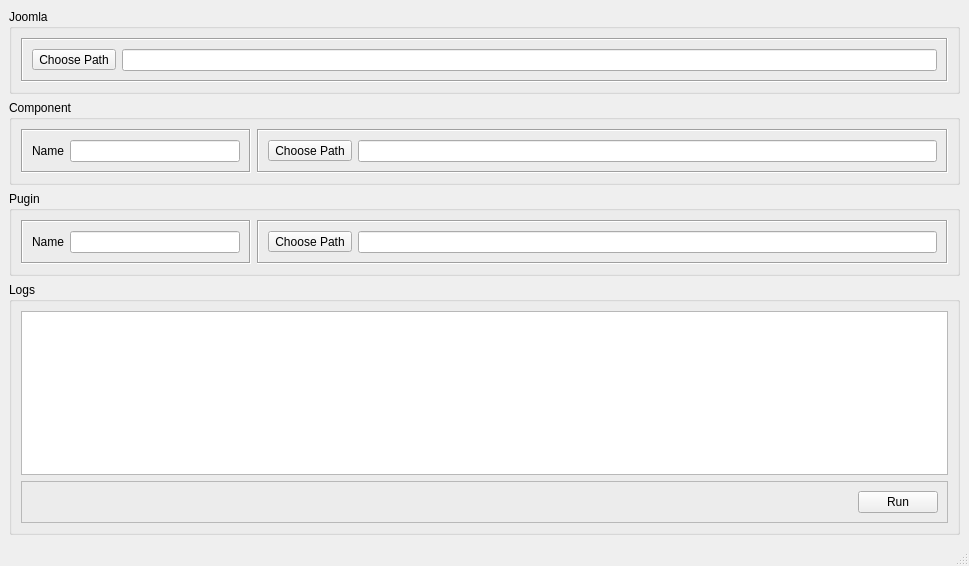
First picture: the form in extension.ui, repository alexsilva/joomla-tools, before the edit.
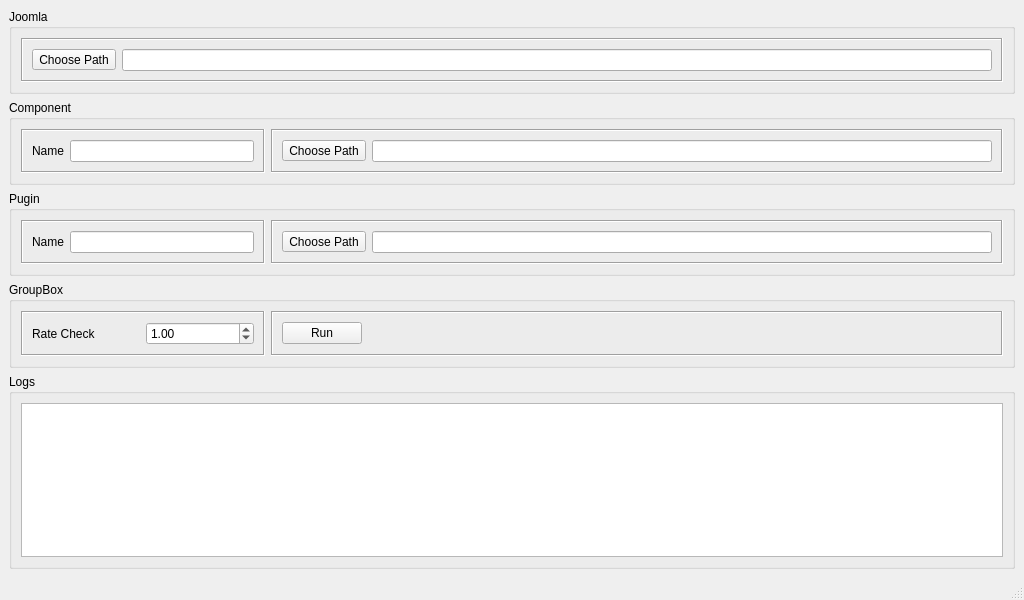
Second picture: the form after the edit. Icons and pictures are not drawn.

Patch:
```diff
--- a/extension.ui
+++ b/extension.ui
@@ -6,8 +6,8 @@
    <rect>
     <x>0</x>
     <y>0</y>
-    <width>969</width>
-    <height>566</height>
+    <width>1024</width>
+    <height>600</height>
    </rect>
   </property>
   <property name="windowTitle">
@@ -187,36 +187,80 @@
      </widget>
     </item>
     <item>
-     <widget class="QGroupBox" name="groupBox_4">
+     <widget class="QGroupBox" name="groupBox_5">
       <property name="title">
-       <string>Logs</string>
+       <string>GroupBox</string>
       </property>
-      <layout class="QVBoxLayout" name="verticalLayout_5">
+      <layout class="QHBoxLayout" name="horizontalLayout_10">
        <item>
-        <widget class="QPlainTextEdit" name="eventLog">
+        <widget class="QFrame" name="frame_7">
          <property name="sizePolicy">
-          <sizepolicy hsizetype="Expanding" vsizetype="Expanding">
-           <horstretch>0</horstretch>
-           <verstretch>1</verstretch>
+          <sizepolicy hsizetype="Preferred" vsizetype="Preferred">
+           <horstretch>1</horstretch>
+           <verstretch>0</verstretch>
           </sizepolicy>
          </property>
+         <property name="frameShape">
+          <enum>QFrame::Box</enum>
+         </property>
+         <property name="frameShadow">
+          <enum>QFrame::Sunken</enum>
+         </property>
+         <layout class="QHBoxLayout" name="horizontalLayout_9">
+          <item>
+           <widget class="QLabel" name="label_3">
+            <property name="text">
+             <string>Rate Check</string>
+            </property>
+           </widget>
+          </item>
+          <item>
+           <widget class="QDoubleSpinBox" name="doubleSpinBox">
+            <property name="maximum">
+             <double>300.000000000000000</double>
+            </property>
+            <property name="singleStep">
+             <double>0.500000000000000</double>
+            </property>
+            <property name="value">
+             <double>1.000000000000000</double>
+            </property>
+           </widget>
+          </item>
+         </layout>
         </widget>
        </item>
        <item>
-        <widget class="QFrame" name="frame_6">
+        <widget class="QFrame" name="frame_8">
          <property name="sizePolicy">
-          <sizepolicy hsizetype="Preferred" vsizetype="Expanding">
-           <horstretch>0</horstretch>
+          <sizepolicy hsizetype="Expanding" vsizetype="Preferred">
+           <horstretch>3</horstretch>
            <verstretch>0</verstretch>
           </sizepolicy>
          </property>
          <property name="frameShape">
-          <enum>QFrame::StyledPanel</enum>
+          <enum>QFrame::Box</enum>
          </property>
          <property name="frameShadow">
-          <enum>QFrame::Raised</enum>
+          <enum>QFrame::Sunken</enum>
          </property>
-         <layout class="QHBoxLayout" name="horizontalLayout_6">
+         <layout class="QHBoxLayout" name="horizontalLayout_11">
+          <item>
+           <widget class="QPushButton" name="btnRun">
+            <property name="sizePolicy">
+             <sizepolicy hsizetype="Minimum" vsizetype="Fixed">
+              <horstretch>0</horstretch>
+              <verstretch>0</verstretch>
+             </sizepolicy>
+            </property>
+            <property name="text">
+             <string>Run</string>
+            </property>
+            <property name="checkable">
+             <bool>true</bool>
+            </property>
+           </widget>
+          </item>
           <item>
            <spacer name="horizontalSpacer">
             <property name="orientation">
@@ -230,17 +274,29 @@
             </property>
            </spacer>
           </item>
-          <item>
-           <widget class="QPushButton" name="btnRun">
-            <property name="text">
-             <string>Run</string>
-            </property>
-            <property name="checkable">
-             <bool>true</bool>
-            </property>
-           </widget>
-          </item>
          </layout>
+        </widget>
+       </item>
+      </layout>
+      <zorder>frame_7</zorder>
+      <zorder>frame_7</zorder>
+      <zorder>frame_8</zorder>
+     </widget>
+    </item>
+    <item>
+     <widget class="QGroupBox" name="groupBox_4">
+      <property name="title">
+       <string>Logs</string>
+      </property>
+      <layout class="QVBoxLayout" name="verticalLayout_5">
+       <item>
+        <widget class="QPlainTextEdit" name="eventLog">
+         <property name="sizePolicy">
+          <sizepolicy hsizetype="Expanding" vsizetype="Expanding">
+           <horstretch>0</horstretch>
+           <verstretch>1</verstretch>
+          </sizepolicy>
+         </property>
         </widget>
        </item>
       </layout>
```
Left out of the diff: 2 changed lines with no effect on the pictures.
